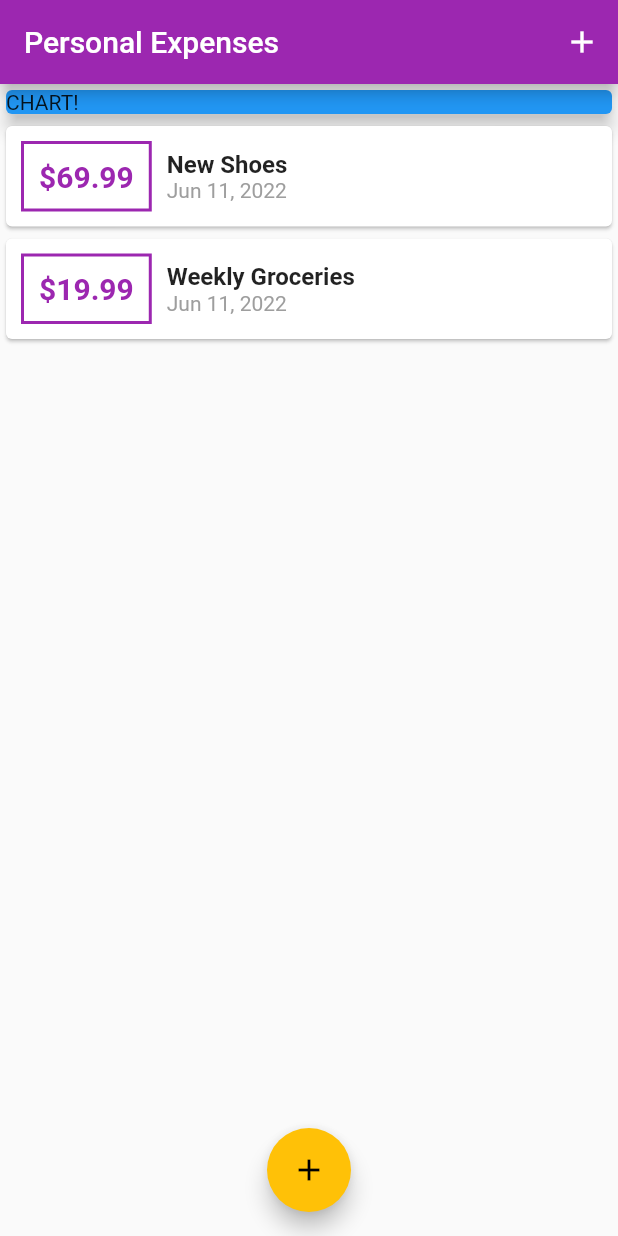
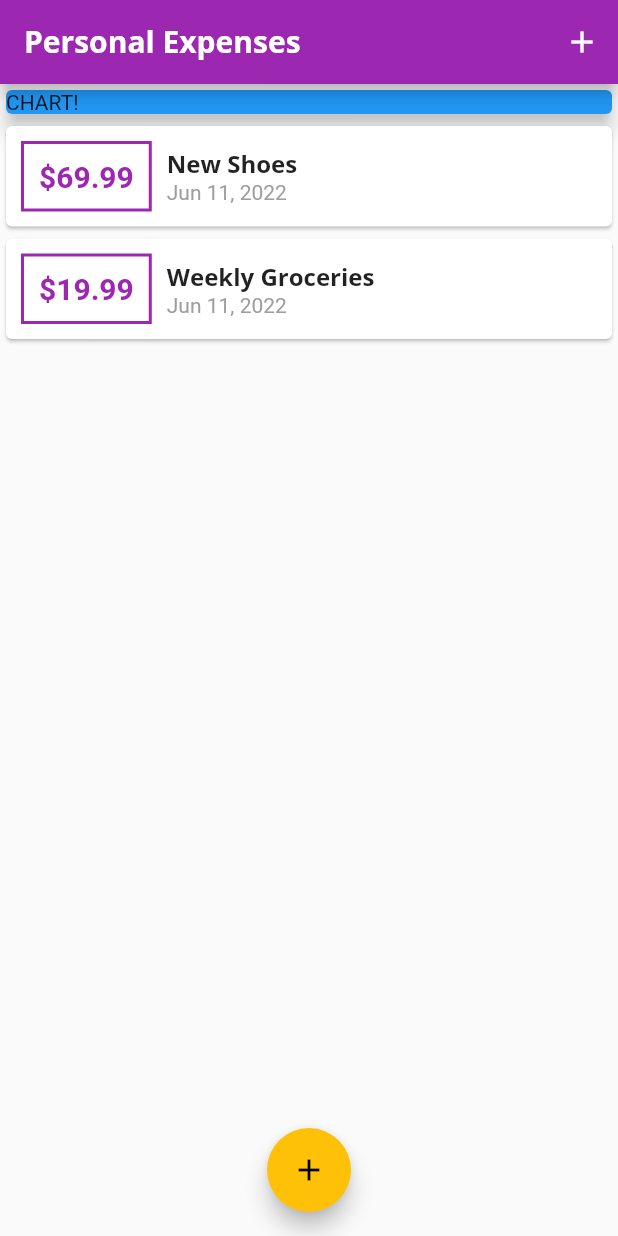
Before and after one commit to ditateum/planning_app_basic, a Flutter app: the screen it shows after launch, on a phone screen of 412 x 824 dp. Run offline on Flutter 3.47's test engine with Material 2 defaults, Android fonts, the phone set to English and light mode, and no system bars; our stand-ins replace google_fonts.

Commit message:
add google fonts and font family in theme

```diff
--- a/lib/main.dart
+++ b/lib/main.dart
@@ -1,4 +1,5 @@
 import 'package:flutter/material.dart';
+import 'package:google_fonts/google_fonts.dart';
 
 import './widgets/transaction_list.dart';
 import './widgets/new_transaction.dart';
@@ -17,6 +18,19 @@ class MyApp extends StatelessWidget {
       title: 'Personal Expenses',
       theme: ThemeData(
         primarySwatch: Colors.purple,
+        fontFamily: GoogleFonts.quicksand().fontFamily,
+        textTheme: ThemeData.light().textTheme.copyWith(
+              titleMedium: GoogleFonts.openSans(
+                fontWeight: FontWeight.bold,
+                fontSize: 16,
+              ),
+            ),
+        appBarTheme: AppBarTheme(
+          titleTextStyle: GoogleFonts.openSans(
+            fontSize: 20,
+            fontWeight: FontWeight.bold,
+          ),
+        ),
         colorScheme: ColorScheme.fromSwatch(
           primarySwatch: Colors.purple,
           accentColor: Colors.amber,
--- a/lib/widgets/transaction_list.dart
+++ b/lib/widgets/transaction_list.dart
@@ -43,10 +43,7 @@ class TransactionList extends StatelessWidget {
                   children: [
                     Text(
                       transactions[index].title,
-                      style: const TextStyle(
-                        fontSize: 16,
-                        fontWeight: FontWeight.bold,
-                      ),
+                      style: Theme.of(context).textTheme.titleMedium,
                     ),
                     Text(
                       DateFormat.yMMMd().format(transactions[index].date),
```
Also changed, not shown: pubspec.yaml (+1 -6 lines), pubspec.lock, 1 other file.
